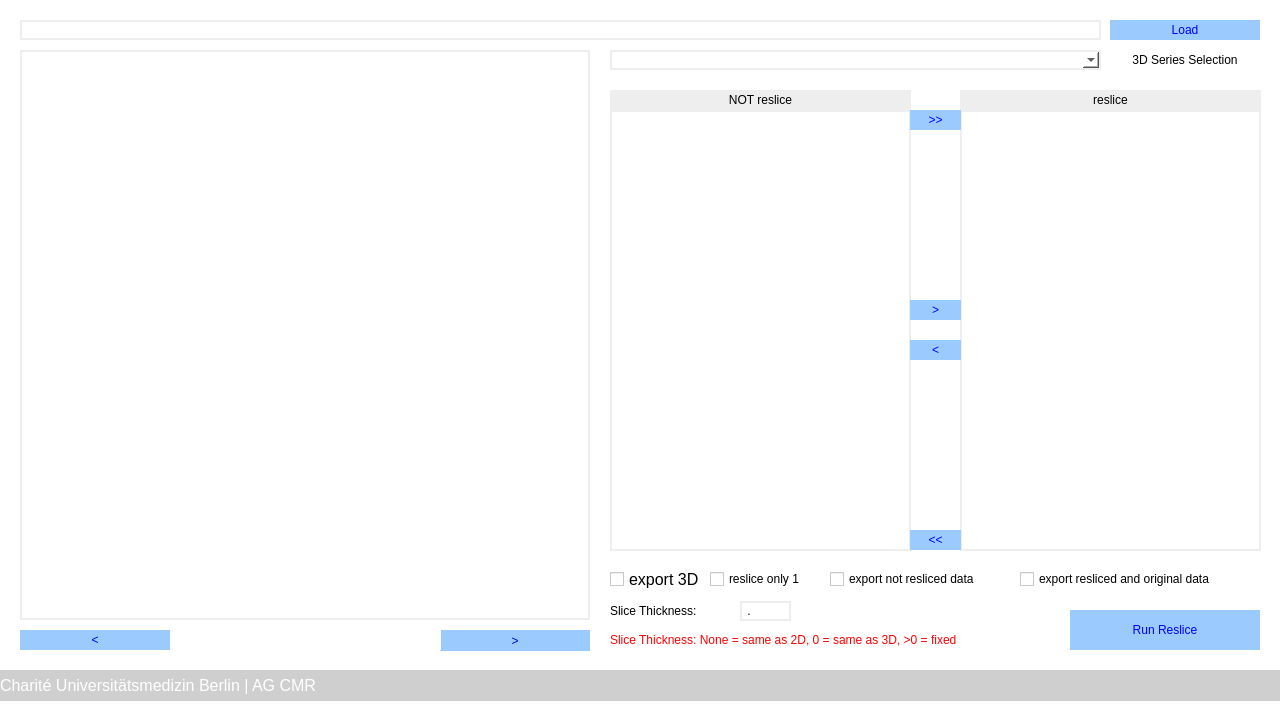
Qt form tools/Reslice3Dto2D/gui.ui (DSV-CUB/Reslice3Dto2D) before a commit.
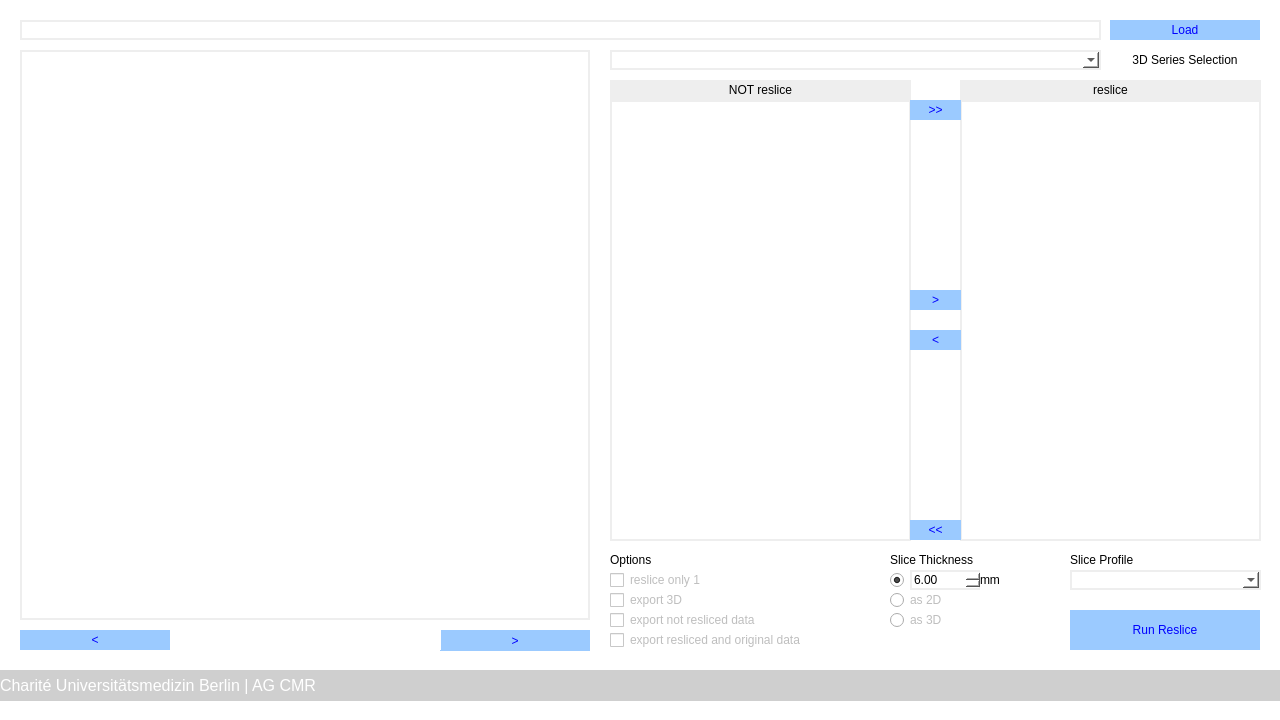
The same form after that commit.

```diff
--- a/tools/Reslice3Dto2D/gui.ui
+++ b/tools/Reslice3Dto2D/gui.ui
@@ -335,7 +335,7 @@
     <property name="geometry">
      <rect>
       <x>610</x>
-      <y>110</y>
+      <y>100</y>
       <width>301</width>
       <height>441</height>
      </rect>
@@ -359,7 +359,7 @@
     <property name="geometry">
      <rect>
       <x>960</x>
-      <y>110</y>
+      <y>100</y>
       <width>301</width>
       <height>441</height>
      </rect>
@@ -377,7 +377,7 @@
     <property name="geometry">
      <rect>
       <x>910</x>
-      <y>300</y>
+      <y>290</y>
       <width>51</width>
       <height>20</height>
      </rect>
@@ -413,7 +413,7 @@
     <property name="geometry">
      <rect>
       <x>910</x>
-      <y>110</y>
+      <y>100</y>
       <width>51</width>
       <height>20</height>
      </rect>
@@ -449,7 +449,7 @@
     <property name="geometry">
      <rect>
       <x>910</x>
-      <y>530</y>
+      <y>520</y>
       <width>51</width>
       <height>20</height>
      </rect>
@@ -485,7 +485,7 @@
     <property name="geometry">
      <rect>
       <x>910</x>
-      <y>340</y>
+      <y>330</y>
       <width>51</width>
       <height>20</height>
      </rect>
@@ -521,7 +521,7 @@
     <property name="geometry">
      <rect>
       <x>610</x>
-      <y>90</y>
+      <y>80</y>
       <width>301</width>
       <height>20</height>
      </rect>
@@ -540,7 +540,7 @@
     <property name="geometry">
      <rect>
       <x>960</x>
-      <y>90</y>
+      <y>80</y>
       <width>301</width>
       <height>20</height>
      </rect>
@@ -559,9 +559,9 @@
     <property name="geometry">
      <rect>
       <x>610</x>
-      <y>570</y>
-      <width>91</width>
-      <height>18</height>
+      <y>590</y>
+      <width>20</width>
+      <height>20</height>
      </rect>
     </property>
     <property name="font">
@@ -571,105 +571,62 @@
      </font>
     </property>
     <property name="text">
-     <string>export 3D</string>
+     <string/>
     </property>
    </widget>
    <widget class="QCheckBox" name="cb_export_exclude">
     <property name="geometry">
      <rect>
-      <x>830</x>
-      <y>570</y>
-      <width>181</width>
-      <height>18</height>
+      <x>610</x>
+      <y>610</y>
+      <width>20</width>
+      <height>20</height>
      </rect>
     </property>
     <property name="text">
-     <string>export not resliced data</string>
+     <string/>
     </property>
    </widget>
    <widget class="QCheckBox" name="cb_export_original">
     <property name="geometry">
      <rect>
-      <x>1020</x>
-      <y>570</y>
-      <width>241</width>
-      <height>18</height>
+      <x>610</x>
+      <y>630</y>
+      <width>20</width>
+      <height>20</height>
      </rect>
     </property>
     <property name="text">
-     <string>export resliced and original data</string>
+     <string/>
     </property>
    </widget>
    <widget class="QLabel" name="label_5">
     <property name="geometry">
      <rect>
-      <x>610</x>
-      <y>601</y>
-      <width>121</width>
+      <x>890</x>
+      <y>550</y>
+      <width>141</width>
       <height>20</height>
      </rect>
     </property>
     <property name="text">
-     <string>Slice Thickness:</string>
+     <string>Slice Thickness</string>
     </property>
     <property name="alignment">
      <set>Qt::AlignLeading|Qt::AlignLeft|Qt::AlignVCenter</set>
     </property>
    </widget>
-   <widget class="QLineEdit" name="txt_slice_thickness">
-    <property name="geometry">
-     <rect>
-      <x>740</x>
-      <y>601</y>
-      <width>51</width>
-      <height>20</height>
-     </rect>
-    </property>
-    <property name="styleSheet">
-     <string notr="true">border-color: rgb(238, 238, 238);
-border-width : 2px;
-border-style:solid;</string>
-    </property>
-    <property name="inputMask">
-     <string>0.00</string>
-    </property>
-    <property name="text">
-     <string>.</string>
-    </property>
-   </widget>
    <widget class="QCheckBox" name="cb_reslice_one">
     <property name="geometry">
      <rect>
-      <x>710</x>
-      <y>570</y>
-      <width>111</width>
-      <height>18</height>
-     </rect>
-    </property>
-    <property name="text">
-     <string>reslice only 1</string>
-    </property>
-   </widget>
-   <widget class="QLabel" name="label_6">
-    <property name="geometry">
-     <rect>
       <x>610</x>
-      <y>630</y>
-      <width>460</width>
+      <y>570</y>
+      <width>20</width>
       <height>20</height>
      </rect>
     </property>
-    <property name="styleSheet">
-     <string notr="true">color: rgb(255, 0, 0);</string>
-    </property>
     <property name="text">
-     <string>Slice Thickness: None = same as 2D, 0 = same as 3D, &gt;0 = fixed</string>
-    </property>
-    <property name="alignment">
-     <set>Qt::AlignLeading|Qt::AlignLeft|Qt::AlignVCenter</set>
-    </property>
-    <property name="wordWrap">
-     <bool>false</bool>
+     <string/>
     </property>
    </widget>
    <widget class="QLabel" name="label_8">
@@ -705,6 +662,249 @@
      <bool>true</bool>
     </property>
    </widget>
+   <widget class="QComboBox" name="dd_sliceprofile">
+    <property name="geometry">
+     <rect>
+      <x>1070</x>
+      <y>570</y>
+      <width>191</width>
+      <height>20</height>
+     </rect>
+    </property>
+    <property name="styleSheet">
+     <string notr="true">border-color: rgb(238, 238, 238);
+border-width : 2px;
+border-style:solid;</string>
+    </property>
+   </widget>
+   <widget class="QDoubleSpinBox" name="sb_slicethickness">
+    <property name="geometry">
+     <rect>
+      <x>910</x>
+      <y>570</y>
+      <width>71</width>
+      <height>20</height>
+     </rect>
+    </property>
+    <property name="styleSheet">
+     <string notr="true">border-color: rgb(238, 238, 238);
+border-width : 2px;
+border-style:solid;</string>
+    </property>
+    <property name="minimum">
+     <double>0.010000000000000</double>
+    </property>
+    <property name="value">
+     <double>6.000000000000000</double>
+    </property>
+   </widget>
+   <widget class="QRadioButton" name="opt_slicethickness_individual">
+    <property name="geometry">
+     <rect>
+      <x>890</x>
+      <y>570</y>
+      <width>20</width>
+      <height>20</height>
+     </rect>
+    </property>
+    <property name="text">
+     <string/>
+    </property>
+    <property name="checked">
+     <bool>true</bool>
+    </property>
+   </widget>
+   <widget class="QRadioButton" name="opt_slicethickness_2D">
+    <property name="geometry">
+     <rect>
+      <x>890</x>
+      <y>590</y>
+      <width>20</width>
+      <height>20</height>
+     </rect>
+    </property>
+    <property name="text">
+     <string/>
+    </property>
+   </widget>
+   <widget class="QRadioButton" name="opt_slicethickness_3D">
+    <property name="geometry">
+     <rect>
+      <x>890</x>
+      <y>610</y>
+      <width>20</width>
+      <height>20</height>
+     </rect>
+    </property>
+    <property name="text">
+     <string/>
+    </property>
+   </widget>
+   <widget class="QLabel" name="label_6">
+    <property name="geometry">
+     <rect>
+      <x>1070</x>
+      <y>550</y>
+      <width>121</width>
+      <height>20</height>
+     </rect>
+    </property>
+    <property name="text">
+     <string>Slice Profile</string>
+    </property>
+    <property name="alignment">
+     <set>Qt::AlignLeading|Qt::AlignLeft|Qt::AlignVCenter</set>
+    </property>
+   </widget>
+   <widget class="QLabel" name="lbl_slicethickness_2D">
+    <property name="enabled">
+     <bool>false</bool>
+    </property>
+    <property name="geometry">
+     <rect>
+      <x>910</x>
+      <y>590</y>
+      <width>100</width>
+      <height>20</height>
+     </rect>
+    </property>
+    <property name="text">
+     <string>as 2D</string>
+    </property>
+    <property name="alignment">
+     <set>Qt::AlignLeading|Qt::AlignLeft|Qt::AlignVCenter</set>
+    </property>
+   </widget>
+   <widget class="QLabel" name="lbl_slicethickness_3D">
+    <property name="enabled">
+     <bool>false</bool>
+    </property>
+    <property name="geometry">
+     <rect>
+      <x>910</x>
+      <y>610</y>
+      <width>100</width>
+      <height>20</height>
+     </rect>
+    </property>
+    <property name="text">
+     <string>as 3D</string>
+    </property>
+    <property name="alignment">
+     <set>Qt::AlignLeading|Qt::AlignLeft|Qt::AlignVCenter</set>
+    </property>
+   </widget>
+   <widget class="QLabel" name="lbl_slicethickness_mm">
+    <property name="enabled">
+     <bool>true</bool>
+    </property>
+    <property name="geometry">
+     <rect>
+      <x>980</x>
+      <y>570</y>
+      <width>51</width>
+      <height>20</height>
+     </rect>
+    </property>
+    <property name="text">
+     <string>mm</string>
+    </property>
+    <property name="alignment">
+     <set>Qt::AlignLeading|Qt::AlignLeft|Qt::AlignVCenter</set>
+    </property>
+   </widget>
+   <widget class="QLabel" name="lbl_export_3D">
+    <property name="enabled">
+     <bool>false</bool>
+    </property>
+    <property name="geometry">
+     <rect>
+      <x>630</x>
+      <y>590</y>
+      <width>251</width>
+      <height>20</height>
+     </rect>
+    </property>
+    <property name="text">
+     <string>export 3D</string>
+    </property>
+    <property name="alignment">
+     <set>Qt::AlignLeading|Qt::AlignLeft|Qt::AlignVCenter</set>
+    </property>
+   </widget>
+   <widget class="QLabel" name="lbl_reslice_one">
+    <property name="enabled">
+     <bool>false</bool>
+    </property>
+    <property name="geometry">
+     <rect>
+      <x>630</x>
+      <y>570</y>
+      <width>251</width>
+      <height>20</height>
+     </rect>
+    </property>
+    <property name="text">
+     <string>reslice only 1</string>
+    </property>
+    <property name="alignment">
+     <set>Qt::AlignLeading|Qt::AlignLeft|Qt::AlignVCenter</set>
+    </property>
+   </widget>
+   <widget class="QLabel" name="lbl_export_exclude">
+    <property name="enabled">
+     <bool>false</bool>
+    </property>
+    <property name="geometry">
+     <rect>
+      <x>630</x>
+      <y>610</y>
+      <width>251</width>
+      <height>20</height>
+     </rect>
+    </property>
+    <property name="text">
+     <string>export not resliced data</string>
+    </property>
+    <property name="alignment">
+     <set>Qt::AlignLeading|Qt::AlignLeft|Qt::AlignVCenter</set>
+    </property>
+   </widget>
+   <widget class="QLabel" name="lbl_export_original">
+    <property name="enabled">
+     <bool>false</bool>
+    </property>
+    <property name="geometry">
+     <rect>
+      <x>630</x>
+      <y>630</y>
+      <width>251</width>
+      <height>20</height>
+     </rect>
+    </property>
+    <property name="text">
+     <string>export resliced and original data</string>
+    </property>
+    <property name="alignment">
+     <set>Qt::AlignLeading|Qt::AlignLeft|Qt::AlignVCenter</set>
+    </property>
+   </widget>
+   <widget class="QLabel" name="label_7">
+    <property name="geometry">
+     <rect>
+      <x>610</x>
+      <y>550</y>
+      <width>121</width>
+      <height>20</height>
+     </rect>
+    </property>
+    <property name="text">
+     <string>Options</string>
+    </property>
+    <property name="alignment">
+     <set>Qt::AlignLeading|Qt::AlignLeft|Qt::AlignVCenter</set>
+    </property>
+   </widget>
   </widget>
  </widget>
  <resources/>
```
